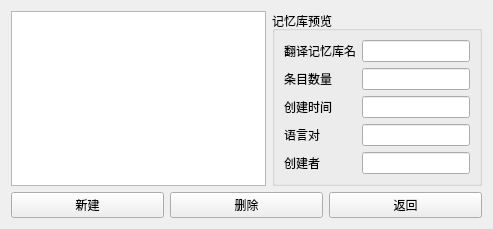
This is src/temp_tm_manage翻译记忆库/TM_manage_show.ui in vegetablebasket/CAT-Desktop-Tool as Qt 5 draws it before an edit. The edited form follows.
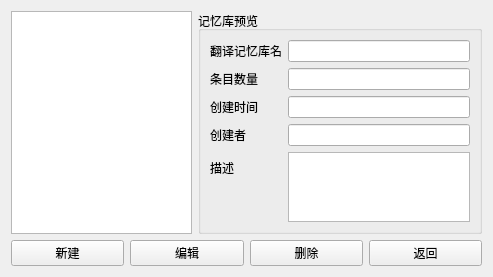
This is the edited form.

Commit message: 增加了数据库与记忆库的新建闪出库功能；并且新建table_description表，用于记录记忆库与数据库的描述信息，其中tm_name字段应为table_name,暂时没有修改

Patch:
```diff
--- a/src/temp_tm_manage翻译记忆库/TM_manage_show.ui
+++ b/src/temp_tm_manage翻译记忆库/TM_manage_show.ui
@@ -7,7 +7,7 @@
     <x>0</x>
     <y>0</y>
     <width>493</width>
-    <height>210</height>
+    <height>242</height>
    </rect>
   </property>
   <property name="windowTitle">
@@ -32,6 +32,9 @@
           </property>
          </widget>
         </item>
+        <item row="0" column="1">
+         <widget class="QLineEdit" name="lineEdit_TMname"/>
+        </item>
         <item row="1" column="0">
          <widget class="QLabel" name="label_TMnumber">
           <property name="text">
@@ -53,27 +56,24 @@
          <widget class="QLineEdit" name="lineEdit_TMcreatetime"/>
         </item>
         <item row="3" column="0">
-         <widget class="QLabel" name="label_TMlanguage">
-          <property name="text">
-           <string>语言对</string>
-          </property>
-         </widget>
-        </item>
-        <item row="3" column="1">
-         <widget class="QLineEdit" name="lineEdit_TMlanguage"/>
-        </item>
-        <item row="4" column="0">
          <widget class="QLabel" name="label_owner">
           <property name="text">
            <string>创建者</string>
           </property>
          </widget>
         </item>
-        <item row="4" column="1">
+        <item row="3" column="1">
          <widget class="QLineEdit" name="lineEdit_owner"/>
         </item>
-        <item row="0" column="1">
-         <widget class="QLineEdit" name="lineEdit_TMname"/>
+        <item row="4" column="0">
+         <widget class="QLabel" name="label_TMdescription">
+          <property name="text">
+           <string>描述</string>
+          </property>
+         </widget>
+        </item>
+        <item row="4" column="1">
+         <widget class="QTextEdit" name="textEdit_description"/>
         </item>
        </layout>
       </widget>
@@ -89,6 +89,13 @@
        </property>
       </widget>
      </item>
+     <item>
+      <widget class="QPushButton" name="pushButton_edit">
+       <property name="text">
+        <string>编辑</string>
+       </property>
+      </widget>
+     </item>
      <item>
       <widget class="QPushButton" name="pushButton_deleteTM">
        <property name="text">
```
The commit also changes 15 other files.
